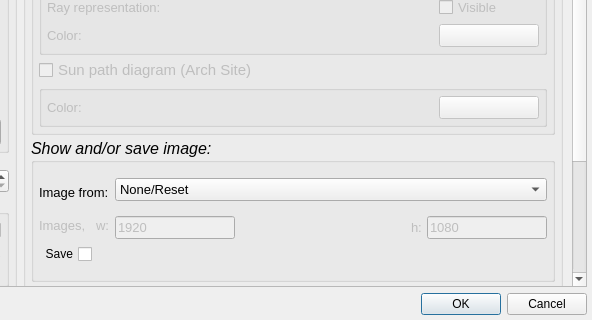
Before: the Qt Designer form freecad/Solar/SunSetup.ui in Francisco-Rosa/Solar, drawn with Qt 5; both pictures show x 349 to 941 and y 280 to 600 of the 941 by 600 pixel window.
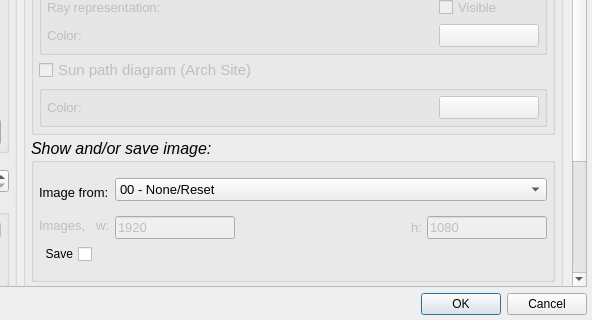
After: the same form once the commit is applied.

```diff
--- a/freecad/Solar/SunSetup.ui
+++ b/freecad/Solar/SunSetup.ui
@@ -43,9 +43,9 @@
         <property name="geometry">
          <rect>
           <x>0</x>
-          <y>-309</y>
-          <width>910</width>
-          <height>856</height>
+          <y>0</y>
+          <width>913</width>
+          <height>754</height>
          </rect>
         </property>
         <layout class="QGridLayout" name="gridLayout_12">
@@ -180,7 +180,7 @@
                        </property>
                        <item>
                         <property name="text">
-                         <string>None/Reset</string>
+                         <string>00 - None/Reset</string>
                         </property>
                        </item>
                        <item>
```
Left out of the diff: 8 changed lines with no effect on the pictures.
